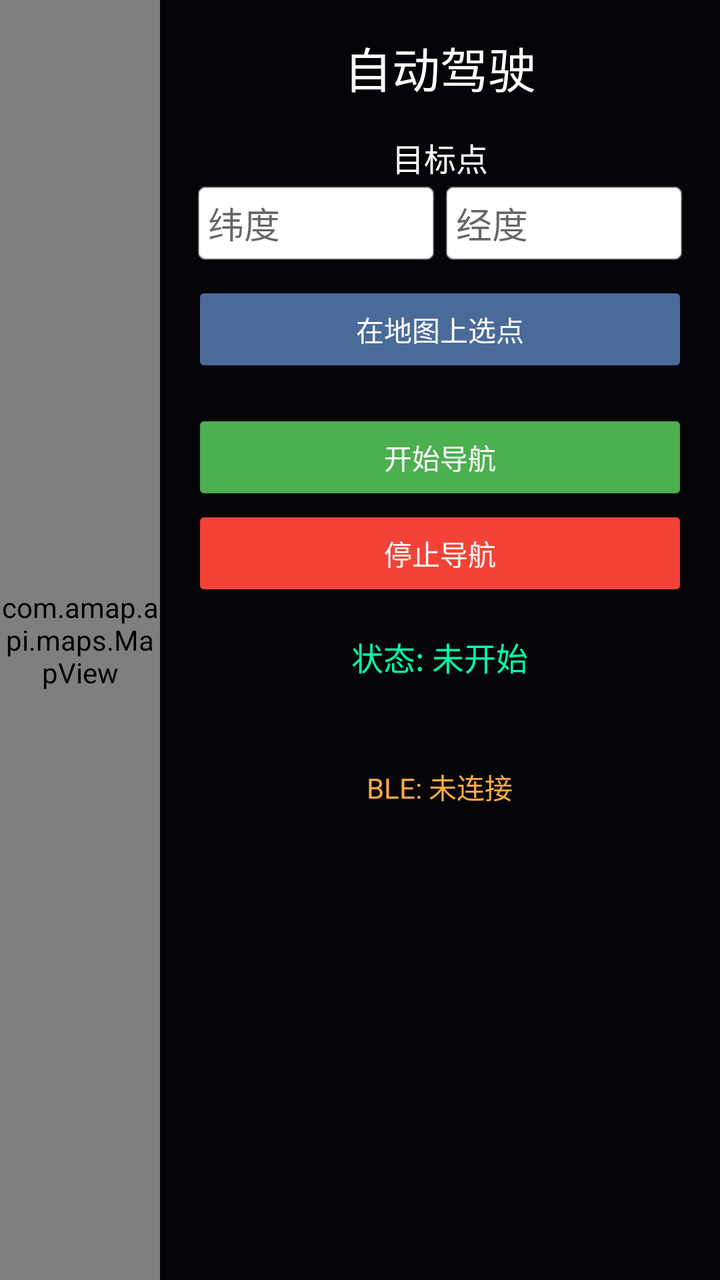
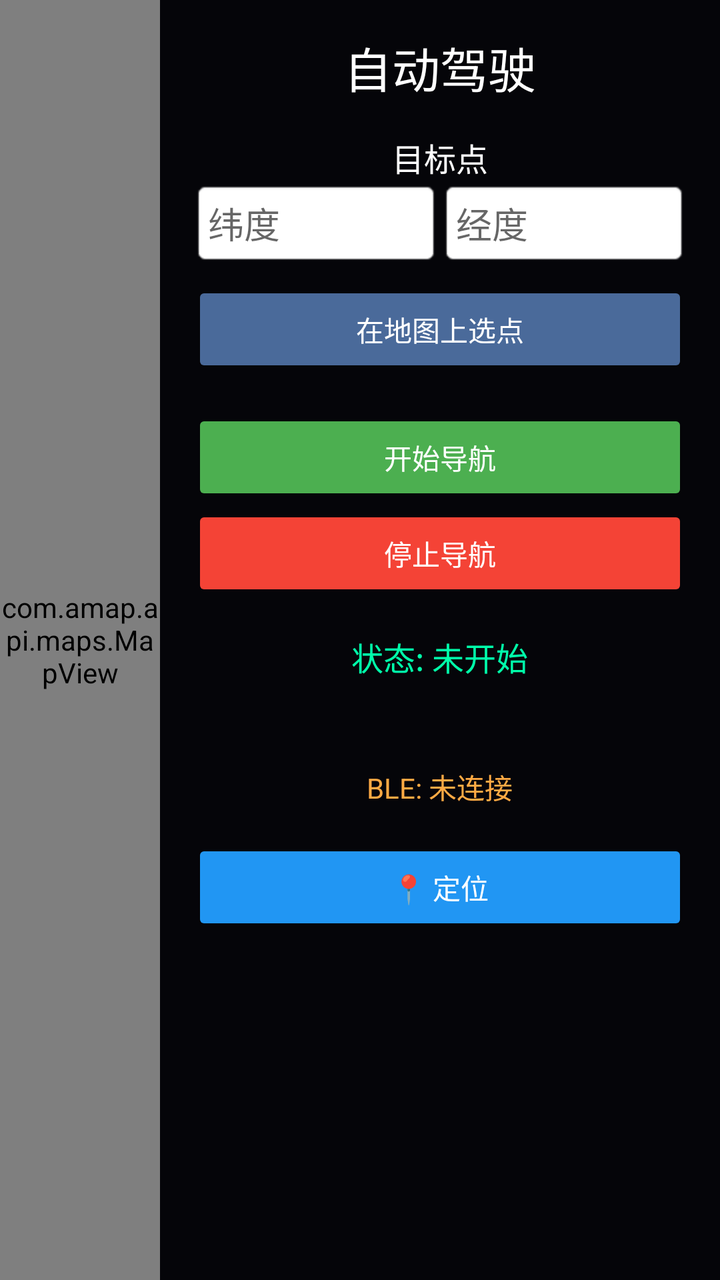

Compare the two renders of this Android layout. The source of the first and the diff that turns it into the second are given below.
<!-- AndroidManifest.xml: activity theme AppTheme -->
<!-- res/layout/activity_autodrive.xml -->
<?xml version="1.0" encoding="utf-8"?>
<LinearLayout xmlns:android="http://schemas.android.com/apk/res/android"
    android:layout_width="match_parent"
    android:layout_height="match_parent"
    android:orientation="horizontal"
    android:background="#1A1A2E">

    
    <com.amap.api.maps.MapView
        android:id="@+id/autodrive_map"
        android:layout_width="0dp"
        android:layout_height="match_parent"
        android:layout_weight="1" />

    
    <LinearLayout
        android:layout_width="280dp"
        android:layout_height="match_parent"
        android:orientation="vertical"
        android:padding="16dp"
        android:background="#CC000000"
        android:gravity="center_horizontal">

        <TextView
            android:layout_width="wrap_content"
            android:layout_height="wrap_content"
            android:text="自动驾驶"
            android:textSize="24sp"
            android:textColor="#FFFFFF"
            android:layout_marginBottom="16dp"/>

        <TextView
            android:layout_width="wrap_content"
            android:layout_height="wrap_content"
            android:text="目标点"
            android:textColor="#FFFFFF"
            android:textSize="16sp"/>

        <LinearLayout
            android:layout_width="match_parent"
            android:layout_height="wrap_content"
            android:orientation="horizontal">
            <EditText
                android:id="@+id/et_target_lat"
                android:layout_width="0dp"
                android:layout_weight="1"
                android:layout_height="wrap_content"
                android:hint="纬度"
                android:inputType="numberDecimal"
                android:background="@android:drawable/editbox_background"
                android:padding="8dp"
                android:textColor="#000000"/>
            <EditText
                android:id="@+id/et_target_lng"
                android:layout_width="0dp"
                android:layout_weight="1"
                android:layout_height="wrap_content"
                android:hint="经度"
                android:inputType="numberDecimal"
                android:background="@android:drawable/editbox_background"
                android:padding="8dp"
                android:textColor="#000000"/>
        </LinearLayout>

        <Button
            android:id="@+id/btn_set_target_by_map"
            android:layout_width="match_parent"
            android:layout_height="wrap_content"
            android:text="在地图上选点"
            android:backgroundTint="#4A6A9A"
            android:textColor="#FFFFFF"
            android:layout_marginTop="8dp"/>

        <Button
            android:id="@+id/btn_start_nav"
            android:layout_width="match_parent"
            android:layout_height="wrap_content"
            android:text="开始导航"
            android:backgroundTint="#4CAF50"
            android:textColor="#FFFFFF"
            android:layout_marginTop="16dp"/>

        <Button
            android:id="@+id/btn_stop_nav"
            android:layout_width="match_parent"
            android:layout_height="wrap_content"
            android:text="停止导航"
            android:enabled="false"
            android:backgroundTint="#F44336"
            android:textColor="#FFFFFF"/>

        <TextView
            android:id="@+id/tv_status"
            android:layout_width="wrap_content"
            android:layout_height="wrap_content"
            android:text="状态: 未开始"
            android:textColor="#00FFAA"
            android:textSize="16sp"
            android:layout_marginTop="16dp"/>

        <TextView
            android:id="@+id/tv_info"
            android:layout_width="wrap_content"
            android:layout_height="wrap_content"
            android:text=""
            android:textColor="#FFFFFF"
            android:textSize="14sp"
            android:layout_marginTop="8dp"/>

        <TextView
            android:id="@+id/tv_ble_status"
            android:layout_width="wrap_content"
            android:layout_height="wrap_content"
            android:text="BLE: 未连接"
            android:textColor="#FFAA44"
            android:textSize="14sp"
            android:layout_marginTop="16dp"/>

    </LinearLayout>

</LinearLayout>
<!-- resources referenced by this layout -->
<resources>
  <style name="AppTheme" parent="Theme.AppCompat.Light.NoActionBar" />
</resources>

<!-- the commit's change to res/layout/activity_autodrive.xml (unified diff, before → after) -->
@@ -13,109 +13,127 @@
         android:layout_weight="1" />
 
     
-    <LinearLayout
+    <ScrollView
         android:layout_width="280dp"
         android:layout_height="match_parent"
-        android:orientation="vertical"
-        android:padding="16dp"
         android:background="#CC000000"
-        android:gravity="center_horizontal">
-
-        <TextView
-            android:layout_width="wrap_content"
-            android:layout_height="wrap_content"
-            android:text="自动驾驶"
-            android:textSize="24sp"
-            android:textColor="#FFFFFF"
-            android:layout_marginBottom="16dp"/>
-
-        <TextView
-            android:layout_width="wrap_content"
-            android:layout_height="wrap_content"
-            android:text="目标点"
-            android:textColor="#FFFFFF"
-            android:textSize="16sp"/>
+        android:scrollbars="vertical"
+        android:fillViewport="true">
 
         <LinearLayout
             android:layout_width="match_parent"
             android:layout_height="wrap_content"
-            android:orientation="horizontal">
-            <EditText
-                android:id="@+id/et_target_lat"
-                android:layout_width="0dp"
-                android:layout_weight="1"
+            android:orientation="vertical"
+            android:padding="16dp"
+            android:gravity="center_horizontal">
+
+            <TextView
+                android:layout_width="wrap_content"
                 android:layout_height="wrap_content"
-                android:hint="纬度"
-                android:inputType="numberDecimal"
-                android:background="@android:drawable/editbox_background"
-                android:padding="8dp"
-                android:textColor="#000000"/>
-            <EditText
-                android:id="@+id/et_target_lng"
-                android:layout_width="0dp"
-                android:layout_weight="1"
+                android:text="自动驾驶"
+                android:textSize="24sp"
+                android:textColor="#FFFFFF"
+                android:layout_marginBottom="16dp"/>
+
+            <TextView
+                android:layout_width="wrap_content"
                 android:layout_height="wrap_content"
-                android:hint="经度"
-                android:inputType="numberDecimal"
-                android:background="@android:drawable/editbox_background"
-                android:padding="8dp"
-                android:textColor="#000000"/>
+                android:text="目标点"
+                android:textColor="#FFFFFF"
+                android:textSize="16sp"/>
+
+            <LinearLayout
+                android:layout_width="match_parent"
+                android:layout_height="wrap_content"
+                android:orientation="horizontal">
+                <EditText
+                    android:id="@+id/et_target_lat"
+                    android:layout_width="0dp"
+                    android:layout_weight="1"
+                    android:layout_height="wrap_content"
+                    android:hint="纬度"
+                    android:inputType="numberDecimal"
+                    android:background="@android:drawable/editbox_background"
+                    android:padding="8dp"
+                    android:textColor="#000000"/>
+                <EditText
+                    android:id="@+id/et_target_lng"
+                    android:layout_width="0dp"
+                    android:layout_weight="1"
+                    android:layout_height="wrap_content"
+                    android:hint="经度"
+                    android:inputType="numberDecimal"
+                    android:background="@android:drawable/editbox_background"
+                    android:padding="8dp"
+                    android:textColor="#000000"/>
+            </LinearLayout>
+
+            <Button
+                android:id="@+id/btn_set_target_by_map"
+                android:layout_width="match_parent"
+                android:layout_height="wrap_content"
+                android:text="在地图上选点"
+                android:backgroundTint="#4A6A9A"
+                android:textColor="#FFFFFF"
+                android:layout_marginTop="8dp"/>
+
+            <Button
+                android:id="@+id/btn_start_nav"
+                android:layout_width="match_parent"
+                android:layout_height="wrap_content"
+                android:text="开始导航"
+                android:backgroundTint="#4CAF50"
+                android:textColor="#FFFFFF"
+                android:layout_marginTop="16dp"/>
+
+            <Button
+                android:id="@+id/btn_stop_nav"
+                android:layout_width="match_parent"
+                android:layout_height="wrap_content"
+                android:text="停止导航"
+                android:enabled="false"
+                android:backgroundTint="#F44336"
+                android:textColor="#FFFFFF"/>
+
+            <TextView
+                android:id="@+id/tv_status"
+                android:layout_width="wrap_content"
+                android:layout_height="wrap_content"
+                android:text="状态: 未开始"
+                android:textColor="#00FFAA"
+                android:textSize="16sp"
+                android:layout_marginTop="16dp"/>
+
+            <TextView
+                android:id="@+id/tv_info"
+                android:layout_width="wrap_content"
+                android:layout_height="wrap_content"
+                android:text=""
+                android:textColor="#FFFFFF"
+                android:textSize="14sp"
+                android:layout_marginTop="8dp"/>
+
+            <TextView
+                android:id="@+id/tv_ble_status"
+                android:layout_width="wrap_content"
+                android:layout_height="wrap_content"
+                android:text="BLE: 未连接"
+                android:textColor="#FFAA44"
+                android:textSize="14sp"
+                android:layout_marginTop="16dp"/>
+
+            
+            <Button
+                android:id="@+id/btn_locate"
+                android:layout_width="match_parent"
+                android:layout_height="wrap_content"
+                android:layout_marginTop="16dp"
+                android:text="📍 定位"
+                android:backgroundTint="#2196F3"
+                android:textColor="#FFFFFF"/>
+
         </LinearLayout>
 
-        <Button
-            android:id="@+id/btn_set_target_by_map"
-            android:layout_width="match_parent"
-            android:layout_height="wrap_content"
-            android:text="在地图上选点"
-            android:backgroundTint="#4A6A9A"
-            android:textColor="#FFFFFF"
-            android:layout_marginTop="8dp"/>
-
-        <Button
-            android:id="@+id/btn_start_nav"
-            android:layout_width="match_parent"
-            android:layout_height="wrap_content"
-            android:text="开始导航"
-            android:backgroundTint="#4CAF50"
-            android:textColor="#FFFFFF"
-            android:layout_marginTop="16dp"/>
-
-        <Button
-            android:id="@+id/btn_stop_nav"
-            android:layout_width="match_parent"
-            android:layout_height="wrap_content"
-            android:text="停止导航"
-            android:enabled="false"
-            android:backgroundTint="#F44336"
-            android:textColor="#FFFFFF"/>
-
-        <TextView
-            android:id="@+id/tv_status"
-            android:layout_width="wrap_content"
-            android:layout_height="wrap_content"
-            android:text="状态: 未开始"
-            android:textColor="#00FFAA"
-            android:textSize="16sp"
-            android:layout_marginTop="16dp"/>
-
-        <TextView
-            android:id="@+id/tv_info"
-            android:layout_width="wrap_content"
-            android:layout_height="wrap_content"
-            android:text=""
-            android:textColor="#FFFFFF"
-            android:textSize="14sp"
-            android:layout_marginTop="8dp"/>
-
-        <TextView
-            android:id="@+id/tv_ble_status"
-            android:layout_width="wrap_content"
-            android:layout_height="wrap_content"
-            android:text="BLE: 未连接"
-            android:textColor="#FFAA44"
-            android:textSize="14sp"
-            android:layout_marginTop="16dp"/>
-
-    </LinearLayout>
+    </ScrollView>
 
 </LinearLayout>
